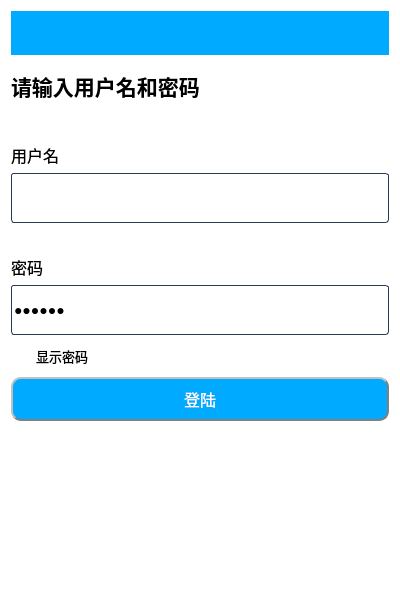
Old version of the form pages/LoginPage.ui in the repository wps139hf/app.
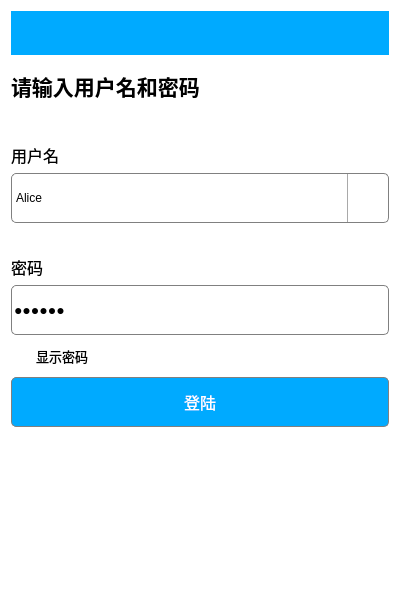
New version of the form. Icons and pictures are not drawn. Custom widgets are drawn as their Qt base class.

Commit message: add animated page;

```diff
--- a/pages/LoginPage.ui
+++ b/pages/LoginPage.ui
@@ -86,31 +86,54 @@
     </widget>
    </item>
    <item>
-    <widget class="QLineEdit" name="lineEditUsername">
+    <widget class="QComboBox" name="comboBox">
      <property name="minimumSize">
       <size>
-       <width>0</width>
+       <width>200</width>
        <height>50</height>
       </size>
      </property>
      <property name="font">
       <font>
-       <pointsize>-1</pointsize>
+       <family>微软雅黑</family>
+       <pointsize>14</pointsize>
       </font>
      </property>
      <property name="styleSheet">
-      <string notr="true">QLineEdit {
-    border: 1px solid rgb(41, 57, 85);
-    border-radius: 3px;
-    background: white;
-    selection-background-color: green;
-    font-size: 14px ;
+      <string notr="true">QComboBox {
+	background-color: rgb(255, 255, 255);
+    border: 1px solid gray;
+    border-radius: 5px;
+    padding: 1px 2px 1px 2px;  
+    min-width: 9em;
 }
+QComboBox::drop-down {
+    subcontrol-origin: padding;
+    subcontrol-position: top right;
+    width: 40px;
  
-QLineEdit:hover {
-    border: 1px solid blue;
+    border-left-width: 1px;
+    border-left-color: darkgray;
+    border-left-style: solid; /* just a single line */
+    border-top-right-radius: 3px; /* same radius as the QComboBox */
+    border-bottom-right-radius: 3px;
+}
+
+QComboBox::down-arrow {
+	image: url(:/icons/icon-down-arrow.png);
 }</string>
      </property>
+     <property name="editable">
+      <bool>true</bool>
+     </property>
+     <property name="currentText">
+      <string>Alice</string>
+     </property>
+     <item>
+      <property name="text">
+       <string>Alice</string>
+      </property>
+     </item>
     </widget>
    </item>
    <item>
@@ -142,7 +165,7 @@
     <widget class="QLineEdit" name="lineEditPassword">
      <property name="minimumSize">
       <size>
-       <width>0</width>
+       <width>200</width>
        <height>50</height>
       </size>
      </property>
@@ -153,8 +176,8 @@
      </property>
      <property name="styleSheet">
       <string notr="true">QLineEdit {
-    border: 1px solid rgb(41, 57, 85);
-    border-radius: 3px;
+    border: 1px solid gray;
+    border-radius: 5px;
     background: white;
     selection-background-color: green;
     font-size: 14px ;
@@ -227,8 +250,8 @@
      </property>
      <property name="minimumSize">
       <size>
-       <width>0</width>
-       <height>44</height>
+       <width>200</width>
+       <height>50</height>
       </size>
      </property>
      <property name="font">
@@ -239,11 +262,10 @@
      </property>
      <property name="styleSheet">
       <string notr="true">QPushButton{
+    border: 1px solid gray;
 	background-color: rgb(0, 170, 255);
 	color: white;   
-	border-radius: 10px;  
-	border: 2px groove gray;                       
-	border-style: outset;
+	border-radius: 5px;                        
 }
 QPushButton:hover{
 	background-color:white; 
@@ -274,6 +296,14 @@
    </item>
   </layout>
  </widget>
+ <customwidgets>
+  <customwidget>
+   <class>TitleBar</class>
+   <extends>QWidget</extends>
+   <header>widgets/TitleBar.h</header>
+   <container>1</container>
+  </customwidget>
+ </customwidgets>
  <resources/>
  <connections/>
 </ui>
```
Left out of the diff: 10 changed lines with no effect on the pictures. The commit also changes 15 other files.
